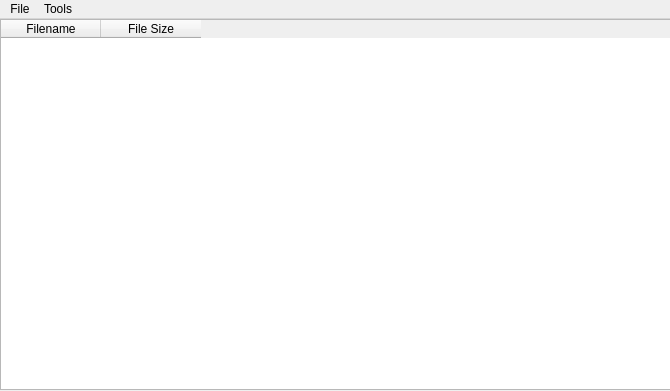
The window that interface/main.ui (Toyz/IMVU-CFL-Reader) describes before a commit, drawn with Qt 5.
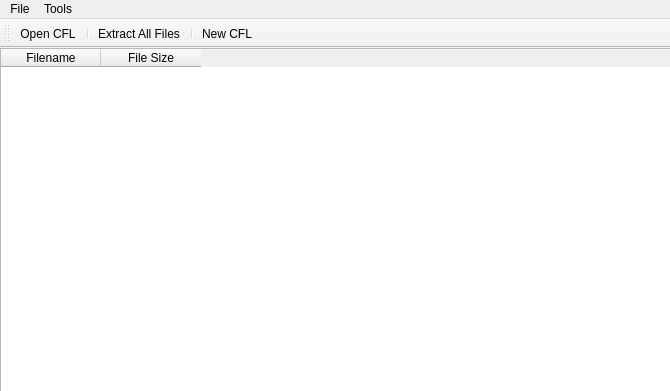
The same window after the commit.

```diff
--- a/interface/main.ui
+++ b/interface/main.ui
@@ -81,6 +81,22 @@
    <addaction name="menuOpen_CFL"/>
    <addaction name="menuTools"/>
   </widget>
+  <widget class="QToolBar" name="toolBar">
+   <property name="windowTitle">
+    <string>toolBar</string>
+   </property>
+   <attribute name="toolBarArea">
+    <enum>TopToolBarArea</enum>
+   </attribute>
+   <attribute name="toolBarBreak">
+    <bool>false</bool>
+   </attribute>
+   <addaction name="actionOpen"/>
+   <addaction name="separator"/>
+   <addaction name="actionExtract"/>
+   <addaction name="separator"/>
+   <addaction name="actionNew"/>
+  </widget>
   <action name="actionOpen_CFL">
    <property name="text">
     <string>Open CFL</string>
@@ -118,6 +134,21 @@
     <string>Ctrl+N</string>
    </property>
   </action>
+  <action name="actionOpen">
+   <property name="text">
+    <string>Open CFL</string>
+   </property>
+  </action>
+  <action name="actionNew">
+   <property name="text">
+    <string>New CFL</string>
+   </property>
+  </action>
+  <action name="actionExtract">
+   <property name="text">
+    <string>Extract All Files</string>
+   </property>
+  </action>
  </widget>
  <resources/>
  <connections/>
```
